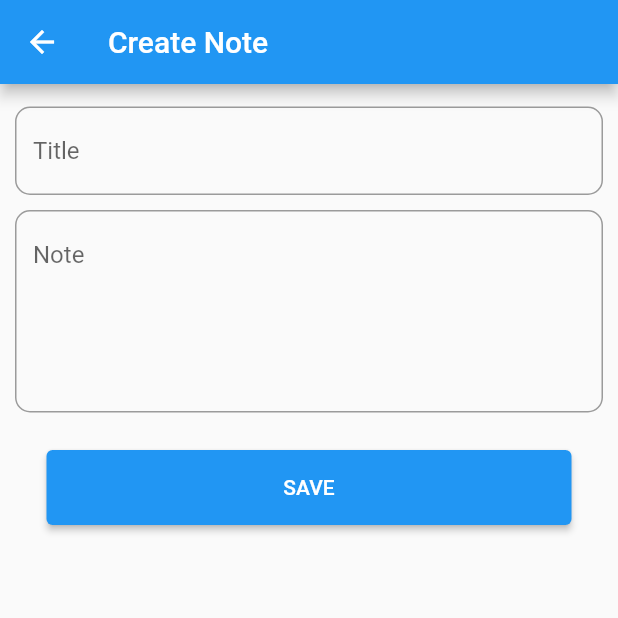
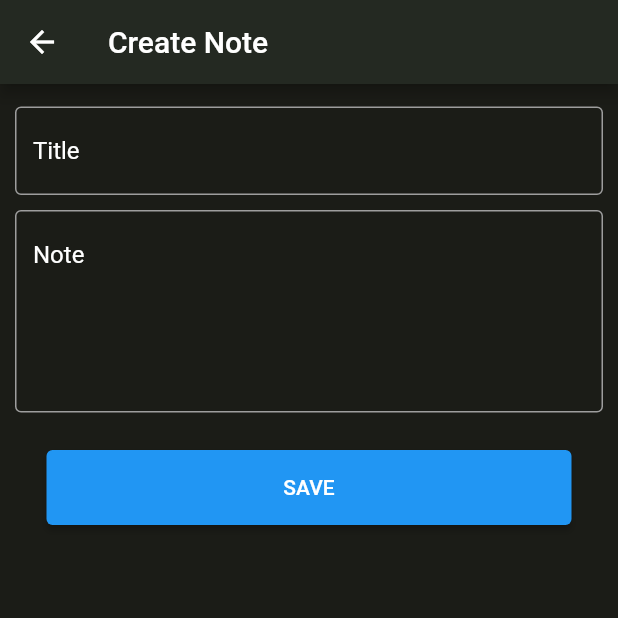
Before and after one commit to dhruvil8347/note_application, a Flutter app: the CreateNoteScreen screen opened directly, on a phone screen of 412 x 824 dp, the top half of it. Run offline on Flutter 3.47's test engine with Material 2 defaults, Android fonts, the phone set to English and light mode, and no system bars; our stand-ins replace cloud_firestore, firebase_auth, firebase_core, fluttertoast, logger; accounts and stored records are empty.

Commit message:
-- firebase note

```diff
--- a/lib/create_note_screen.dart
+++ b/lib/create_note_screen.dart
@@ -23,6 +23,7 @@ class _CreateNoteScreenState extends State<CreateNoteScreen> {
   final CollectionReference notes = FirebaseFirestore.instance.collection("notes");
   final auth = FirebaseAuth.instance;
   String uid = "";
+  String time = "";
   final formkey = GlobalKey<FormState>();
 
   @override
@@ -38,7 +39,9 @@ class _CreateNoteScreenState extends State<CreateNoteScreen> {
   @override
   Widget build(BuildContext context) {
     return Scaffold(
+      backgroundColor:  const Color(0xFF1b1c17),
       appBar: AppBar(
+        backgroundColor: const Color(0xFF242922),
         title: const Text("Create Note"),
       ),
 
@@ -91,25 +94,25 @@ class _CreateNoteScreenState extends State<CreateNoteScreen> {
                     },
                     style: ElevatedButton.styleFrom(
                         fixedSize: const Size(350, 50)),
-
                     onPressed: ()  {
                       if(formkey.currentState!.validate()){
                         if(widget.notesModel != null){
                           updateNote(notesModel: NotesModel(
                             id: uid,
                             titleName: titleController.text.trim(),
-                            note: notesController.text.trim(),
+                            note: notesController.text.trim()
+
                           )).then((value) => Navigator.of(context).pop());
                         }else{
                           addNote(notesModel: NotesModel(
                             id: uid,
                             titleName: titleController.text.trim(),
                             note: notesController.text.trim(),
-
+                            createAt: DateTime.now(),
                           )).then((value) => Navigator.of(context).pop());
                         }
                       }
-                      clearText();
+
                     },
                     child:  const Text("SAVE")),
               ],
@@ -117,7 +120,6 @@ class _CreateNoteScreenState extends State<CreateNoteScreen> {
           ),
         ),
       ),
-
     );
   }
 
--- a/lib/model/notesmodel.dart
+++ b/lib/model/notesmodel.dart
@@ -1,15 +1,22 @@
 
+
+import 'package:cloud_firestore/cloud_firestore.dart';
 
 class NotesModel {
   String id;
   String titleName;
   String note;
+  DateTime? createAt;
+
 
 
   NotesModel({
     this.id = "" ,
     this.titleName = "",
     this.note = "",
+    this.createAt,
+
+
 
   });
 
@@ -18,6 +25,8 @@ class NotesModel {
       id: json['id'] ??  "",
       titleName: json['title'] ?? "",
       note: json['notes'] ?? "",
+      createAt: json['createAt'] ?? Timestamp.now(),
+
 
     );
 
@@ -28,6 +37,8 @@ class NotesModel {
     'id' : id,
     'title' : titleName,
     'notes' : note,
+    'createAt' : createAt,
+
 
   };
 
--- a/lib/signup.dart
+++ b/lib/signup.dart
@@ -1,9 +1,7 @@
 import 'package:firebase_auth/firebase_auth.dart';
-import 'package:flutter/cupertino.dart';
 import 'package:flutter/material.dart';
 import 'package:note_app/untils/until.dart';
 import 'package:note_app/widget/textfiled.dart';
-
 import 'login.dart';
 import 'main.dart';
 
@@ -38,7 +36,9 @@ class _SignUpScreenState extends State<SignUpScreen> {
   @override
   Widget build(BuildContext context) {
     return Scaffold(
+      backgroundColor: const Color(0xFF1b1c17),
       appBar: AppBar(
+        backgroundColor: const Color(0xFF242922),
         title: const Text("Sign Up"),
       ),
 
@@ -83,7 +83,7 @@ class _SignUpScreenState extends State<SignUpScreen> {
 
               ElevatedButton(
                   onLongPress: (){
-                    print("null");
+                    ("null");
                   },
                   style: ElevatedButton.styleFrom(
                       fixedSize: const Size(350, 50)),
--- a/lib/widget/textfiled.dart
+++ b/lib/widget/textfiled.dart
@@ -27,15 +27,12 @@ class AppTextfiled extends StatelessWidget {
   final String? text;
   final bool obscureText ;
 
-
-
-
-
   @override
   Widget build(BuildContext context) {
     return Padding(
       padding: const EdgeInsets.symmetric(vertical: 5),
       child: TextFormField(
+        style: TextStyle(color: Colors.white),
         controller: controller,
         validator: validation,
         maxLines: maxLine,
@@ -45,10 +42,14 @@ class AppTextfiled extends StatelessWidget {
         keyboardType: keyboardType,
         decoration: InputDecoration(
             label: title,
-            hintText: text,
+            hintText: text,hintStyle: TextStyle(color: Colors.white),
 
+             focusedBorder:  OutlineInputBorder(borderSide: BorderSide(color:Colors.white )),
+             enabledBorder: OutlineInputBorder(borderSide: BorderSide(color: Colors.grey)),
+             focusedErrorBorder: OutlineInputBorder(borderSide: BorderSide(color:Colors.white )),
             border:
-            OutlineInputBorder(borderRadius: BorderRadius.circular(10))),
+            OutlineInputBorder(borderRadius: BorderRadius.circular(10),
+                borderSide: BorderSide(color: Colors.white))),
       ),
     );
   }
```
Also changed, not shown: lib/login.dart (+13 -8 lines), lib/main.dart (+58 -25 lines), 1 other file.
